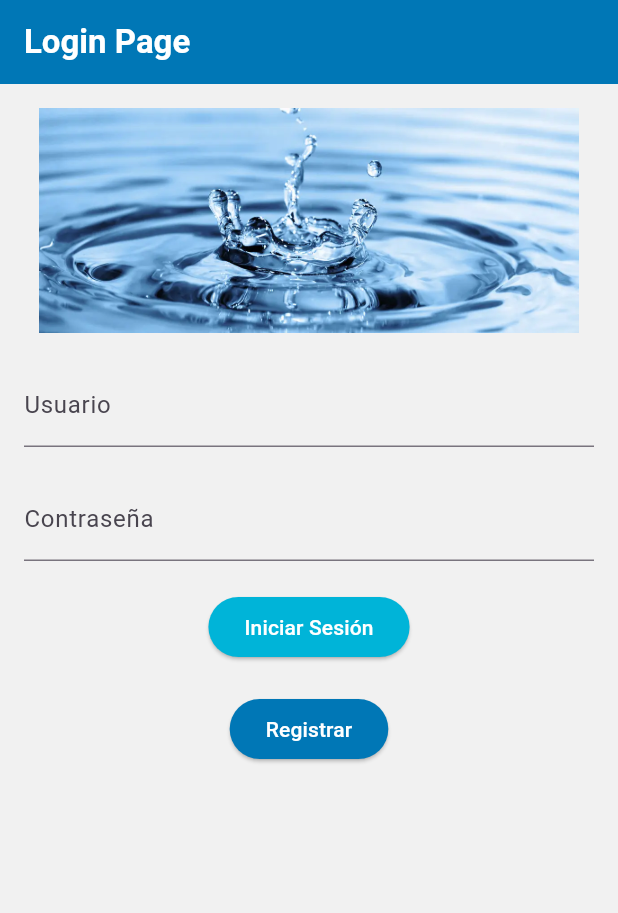
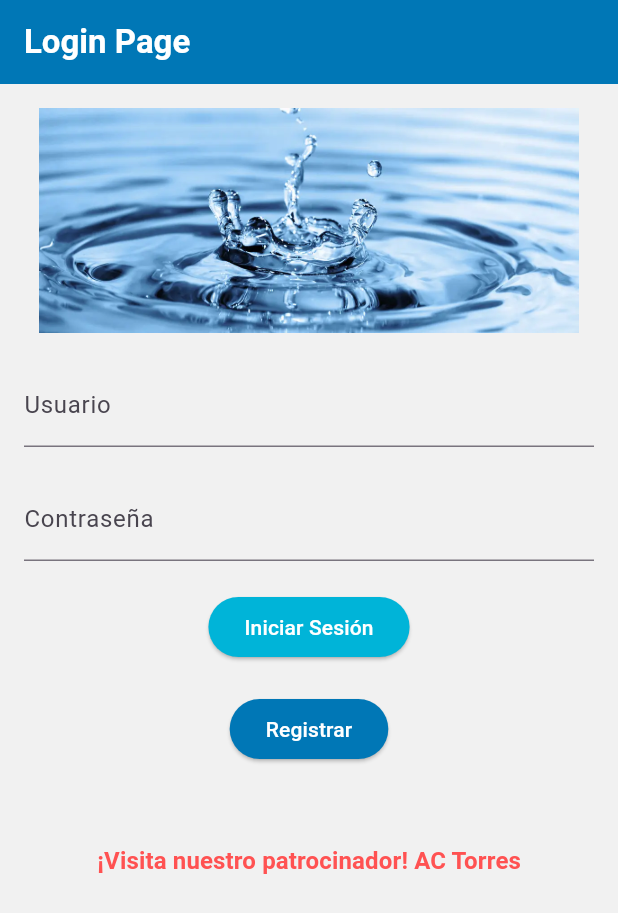
Before and after one commit to canyonlux/Aquatrack, a Flutter app: the screen it shows after launch, on a phone screen of 412 x 824 dp. Shown: the top 913 px of the screen. Run offline on Flutter 3.47's test engine with Material 3 defaults, Android fonts, the phone set to English and light mode, and no system bars; our stand-ins replace cloud_firestore, diacritic, firebase_auth, firebase_core, flutter_map, image_picker and 2 more; accounts and stored records are empty; generated files the repository leaves out were written again.

Commit message:
añadido prueba enlace publicidad en login

```diff
--- a/lib/LoginPage.dart
+++ b/lib/LoginPage.dart
@@ -1,6 +1,7 @@
 import 'package:firebase_auth/firebase_auth.dart';
 import 'package:flutter/material.dart';
 import 'package:h2orienta/MapPage.dart';
+import 'package:url_launcher/url_launcher.dart';
 import 'RegisterPage.dart';
 import 'main.dart';
 
@@ -38,6 +39,20 @@ class _LoginPageState extends State<LoginPage> {
       ScaffoldMessenger.of(context).showSnackBar(
         SnackBar(
           content: Text(e.message ?? "Ocurrió un error al iniciar sesión."),
+        ),
+      );
+    }
+  }
+
+  // Función para abrir el enlace del patrocinador
+  void _launchURL() async {
+    final Uri url = Uri.parse('https://ac-torres.webnode.es/');
+    if (await canLaunchUrl(url)) {
+      await launchUrl(url);
+    } else {
+      ScaffoldMessenger.of(context).showSnackBar(
+        SnackBar(
+          content: Text("No se pudo abrir el enlace."),
         ),
       );
     }
@@ -112,6 +127,20 @@ class _LoginPageState extends State<LoginPage> {
                       borderRadius: BorderRadius.circular(30)),
                 ),
               ),
+              SizedBox(height: 40), // Espaciador
+              // Enlace de publicidad
+              TextButton(
+                onPressed: _launchURL,
+                child: Text(
+                  '¡Visita nuestro patrocinador! '
+                      'AC Torres',
+                  style: TextStyle(
+                    color: Colors.redAccent, // Rojo llamativo para destacar
+                    fontWeight: FontWeight.bold,
+                    fontSize: 16,
+                  ),
+                ),
+              ),
             ],
           ),
         ),
```
